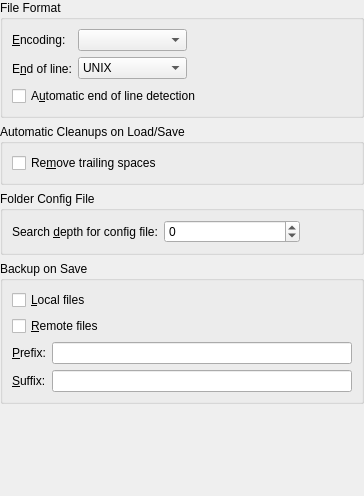
First picture: the form in part/part/ui/opensaveconfigwidget.ui, repository KDE/kate, before the edit.
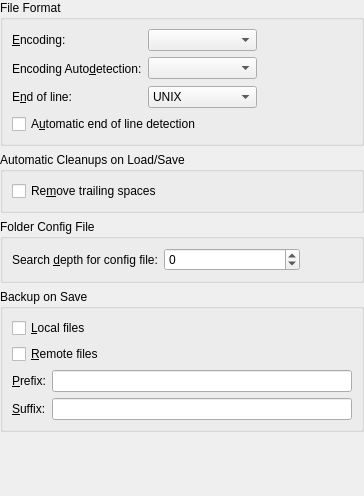
Second picture: the form after the edit.

Commit message: Make encoding detection engine public (KEncodingDetector) part of kdecore. Now, together with structurized KCodecAction, it can be used in any app to provide encoding detection magic to the average user. (this, however, mainly defines interface, and the actual heuristics is subject for the improvement)

Patch:
```diff
--- a/part/part/ui/opensaveconfigwidget.ui
+++ b/part/part/ui/opensaveconfigwidget.ui
@@ -63,6 +63,16 @@
          </widget>
         </item>
         <item row="1" column="0" >
+         <widget class="QLabel" name="lblEncodingDetection" >
+          <property name="text" >
+           <string>Encoding Auto&amp;detection:</string>
+          </property>
+          <property name="buddy" >
+           <cstring>cmbEncodingDetection</cstring>
+          </property>
+         </widget>
+        </item>
+        <item row="2" column="0" >
          <widget class="QLabel" name="lblEOL" >
           <property name="text" >
            <string>E&amp;nd of line:</string>
@@ -72,7 +82,7 @@
           </property>
          </widget>
         </item>
-        <item row="1" column="1" >
+        <item row="2" column="1" >
          <widget class="QComboBox" name="cmbEOL" >
           <item>
            <property name="text" >
@@ -94,6 +104,9 @@
         <item row="0" column="1" >
          <widget class="QComboBox" name="cmbEncoding" />
         </item>
+        <item row="1" column="1" >
+         <widget class="QComboBox" name="cmbEncodingDetection" />
+        </item>
        </layout>
       </item>
       <item>
```
The commit also changes 9 other files.
